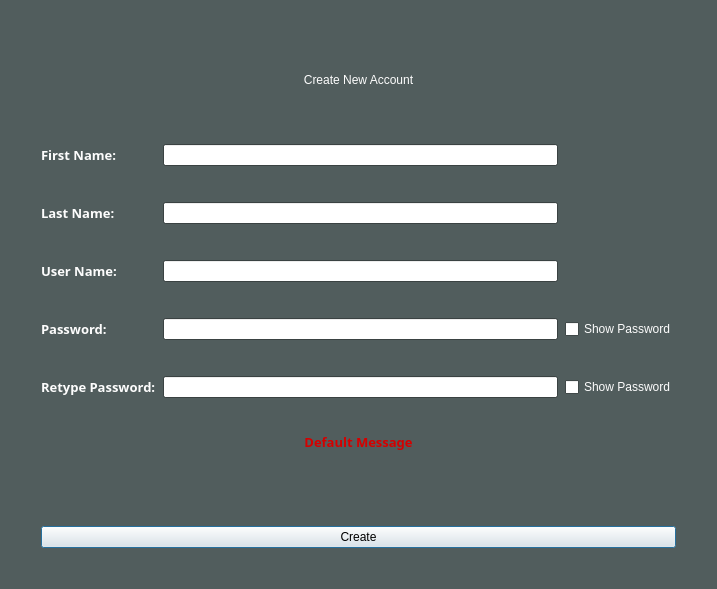
Qt form NtrestandChill/createAccountPage.ui (umustdye/NInterestandChill) before a commit.
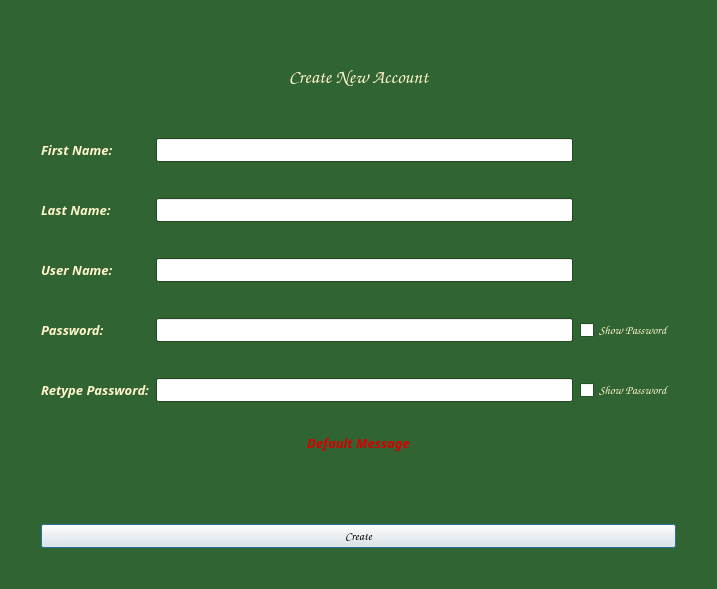
The same form after that commit.

Commit message: Changed UI for login and create account pages

What changed in the file:
```diff
--- a/NtrestandChill/createAccountPage.ui
+++ b/NtrestandChill/createAccountPage.ui
@@ -16,18 +16,9 @@
      <colorrole role="WindowText">
       <brush brushstyle="SolidPattern">
        <color alpha="255">
-        <red>253</red>
-        <green>253</green>
-        <blue>253</blue>
-       </color>
-      </brush>
-     </colorrole>
-     <colorrole role="Text">
-      <brush brushstyle="SolidPattern">
-       <color alpha="255">
-        <red>0</red>
-        <green>0</green>
-        <blue>0</blue>
+        <red>255</red>
+        <green>246</green>
+        <blue>203</blue>
        </color>
       </brush>
      </colorrole>
@@ -43,18 +34,18 @@
      <colorrole role="Window">
       <brush brushstyle="SolidPattern">
        <color alpha="255">
-        <red>81</red>
-        <green>93</green>
-        <blue>93</blue>
+        <red>49</red>
+        <green>100</green>
+        <blue>51</blue>
        </color>
       </brush>
      </colorrole>
-     <colorrole role="PlaceholderText">
+     <colorrole role="Shadow">
       <brush brushstyle="SolidPattern">
-       <color alpha="128">
-        <red>255</red>
-        <green>255</green>
-        <blue>255</blue>
+       <color alpha="255">
+        <red>49</red>
+        <green>100</green>
+        <blue>51</blue>
        </color>
       </brush>
      </colorrole>
@@ -63,18 +54,9 @@
      <colorrole role="WindowText">
       <brush brushstyle="SolidPattern">
        <color alpha="255">
-        <red>253</red>
-        <green>253</green>
-        <blue>253</blue>
-       </color>
-      </brush>
-     </colorrole>
-     <colorrole role="Text">
-      <brush brushstyle="SolidPattern">
-       <color alpha="255">
-        <red>0</red>
-        <green>0</green>
-        <blue>0</blue>
+        <red>255</red>
+        <green>246</green>
+        <blue>203</blue>
        </color>
       </brush>
      </colorrole>
@@ -90,18 +72,18 @@
      <colorrole role="Window">
       <brush brushstyle="SolidPattern">
        <color alpha="255">
-        <red>81</red>
-        <green>93</green>
-        <blue>93</blue>
+        <red>49</red>
+        <green>100</green>
+        <blue>51</blue>
        </color>
       </brush>
      </colorrole>
-     <colorrole role="PlaceholderText">
+     <colorrole role="Shadow">
       <brush brushstyle="SolidPattern">
-       <color alpha="128">
-        <red>255</red>
-        <green>255</green>
-        <blue>255</blue>
+       <color alpha="255">
+        <red>49</red>
+        <green>100</green>
+        <blue>51</blue>
        </color>
       </brush>
      </colorrole>
@@ -116,45 +98,43 @@
        </color>
       </brush>
      </colorrole>
-     <colorrole role="Text">
-      <brush brushstyle="SolidPattern">
-       <color alpha="255">
-        <red>120</red>
-        <green>120</green>
-        <blue>120</blue>
-       </color>
-      </brush>
-     </colorrole>
      <colorrole role="Base">
       <brush brushstyle="SolidPattern">
        <color alpha="255">
-        <red>81</red>
-        <green>93</green>
-        <blue>93</blue>
+        <red>49</red>
+        <green>100</green>
+        <blue>51</blue>
        </color>
       </brush>
      </colorrole>
      <colorrole role="Window">
       <brush brushstyle="SolidPattern">
        <color alpha="255">
-        <red>81</red>
-        <green>93</green>
-        <blue>93</blue>
+        <red>49</red>
+        <green>100</green>
+        <blue>51</blue>
        </color>
       </brush>
      </colorrole>
-     <colorrole role="PlaceholderText">
+     <colorrole role="Shadow">
       <brush brushstyle="SolidPattern">
-       <color alpha="128">
-        <red>0</red>
-        <green>0</green>
-        <blue>0</blue>
+       <color alpha="255">
+        <red>49</red>
+        <green>100</green>
+        <blue>51</blue>
        </color>
       </brush>
      </colorrole>
     </disabled>
    </palette>
   </property>
+  <property name="font">
+   <font>
+    <family>Comic Sans MS</family>
+    <pointsize>9</pointsize>
+    <italic>true</italic>
+   </font>
+  </property>
   <property name="windowTitle">
    <string>Dialog</string>
   </property>
@@ -175,6 +155,50 @@
      </property>
      <item>
       <widget class="QLabel" name="createAccountPage">
+       <property name="palette">
+        <palette>
+         <active>
+          <colorrole role="Shadow">
+           <brush brushstyle="SolidPattern">
+            <color alpha="255">
+             <red>140</red>
+             <green>140</green>
+             <blue>140</blue>
+            </color>
+           </brush>
+          </colorrole>
+         </active>
+         <inactive>
+          <colorrole role="Shadow">
+           <brush brushstyle="SolidPattern">
+            <color alpha="255">
+             <red>140</red>
+             <green>140</green>
+             <blue>140</blue>
+            </color>
+           </brush>
+          </colorrole>
+         </inactive>
+         <disabled>
+          <colorrole role="Shadow">
+           <brush brushstyle="SolidPattern">
+            <color alpha="255">
+             <red>140</red>
+             <green>140</green>
+             <blue>140</blue>
+            </color>
+           </brush>
+          </colorrole>
+         </disabled>
+        </palette>
+       </property>
+       <property name="font">
+        <font>
+         <family>Comic Sans MS</family>
+         <pointsize>14</pointsize>
+         <italic>true</italic>
+        </font>
+       </property>
        <property name="text">
         <string>Create New Account</string>
        </property>
@@ -217,6 +241,7 @@
            <family>Arial Black</family>
            <pointsize>10</pointsize>
            <weight>75</weight>
+           <italic>true</italic>
            <bold>true</bold>
           </font>
          </property>
@@ -244,6 +269,7 @@
            <family>Arial Black</family>
            <pointsize>10</pointsize>
            <weight>75</weight>
+           <italic>true</italic>
            <bold>true</bold>
           </font>
          </property>
@@ -271,6 +297,7 @@
            <family>Arial Black</family>
            <pointsize>10</pointsize>
            <weight>75</weight>
+           <italic>true</italic>
            <bold>true</bold>
           </font>
          </property>
@@ -292,6 +319,7 @@
            <family>Arial Black</family>
            <pointsize>10</pointsize>
            <weight>75</weight>
+           <italic>true</italic>
            <bold>true</bold>
           </font>
          </property>
@@ -313,6 +341,7 @@
            <family>Arial Black</family>
            <pointsize>10</pointsize>
            <weight>75</weight>
+           <italic>true</italic>
            <bold>true</bold>
           </font>
          </property>
@@ -390,6 +419,7 @@
          <family>Arial Black</family>
          <pointsize>10</pointsize>
          <weight>75</weight>
+         <italic>true</italic>
          <bold>true</bold>
         </font>
        </property>
```
The commit also changes 24 other files.
